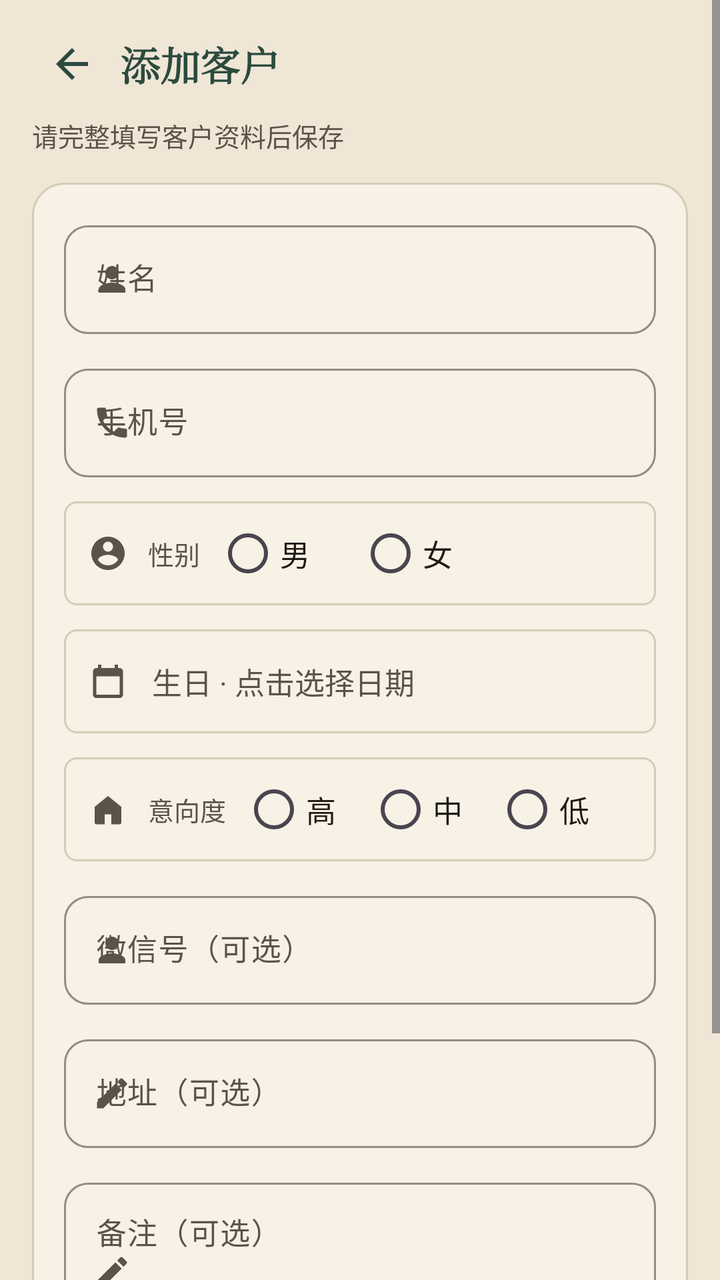
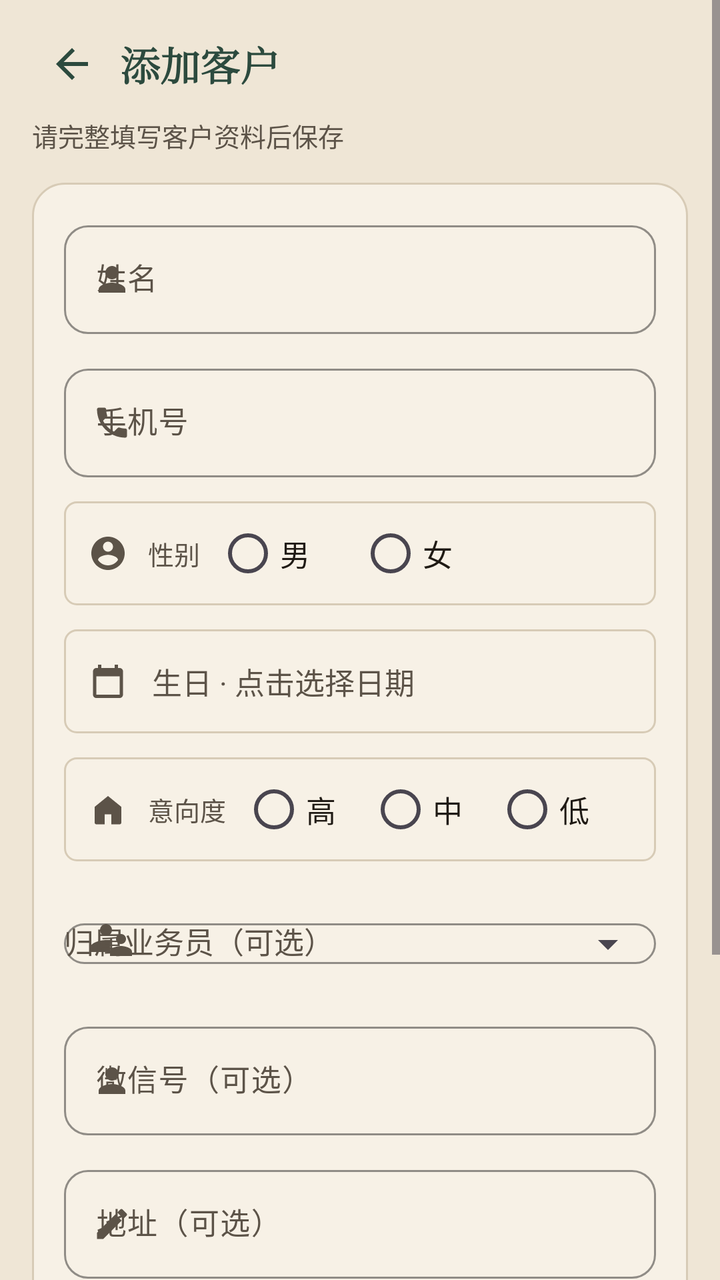

Two renders of the same Android screen: before a commit and after it. Below are the layout's source before the change and the commit's diff.
<!-- AndroidManifest.xml: application theme Theme.HairClinic -->
<!-- res/layout/fragment_customer_edit.xml -->
<?xml version="1.0" encoding="utf-8"?>
<ScrollView xmlns:android="http://schemas.android.com/apk/res/android"
    xmlns:app="http://schemas.android.com/apk/res-auto"
    android:layout_width="match_parent"
    android:layout_height="match_parent"
    android:background="@color/paper"
    android:fillViewport="true">

    <LinearLayout
        android:layout_width="match_parent"
        android:layout_height="wrap_content"
        android:orientation="vertical"
        android:paddingHorizontal="16dp"
        android:paddingTop="8dp"
        android:paddingBottom="24dp">

        <LinearLayout
            android:layout_width="match_parent"
            android:layout_height="48dp"
            android:gravity="center_vertical"
            android:orientation="horizontal">
            <ImageButton
                android:id="@+id/backBtn"
                android:layout_width="40dp"
                android:layout_height="40dp"
                android:background="?attr/selectableItemBackgroundBorderless"
                android:contentDescription="返回"
                android:padding="8dp"
                android:scaleType="centerInside"
                android:src="@drawable/ic_nav_back"
                app:tint="@color/pine" />
            <TextView
                android:id="@+id/pageTitle"
                android:layout_width="0dp"
                android:layout_height="wrap_content"
                android:layout_marginStart="4dp"
                android:layout_weight="1"
                android:fontFamily="serif"
                android:text="添加客户"
                android:textColor="@color/pine"
                android:textSize="20sp"
                android:textStyle="bold" />
        </LinearLayout>

        <TextView
            android:layout_width="match_parent"
            android:layout_height="wrap_content"
            android:layout_marginTop="2dp"
            android:layout_marginBottom="14dp"
            android:text="请完整填写客户资料后保存"
            android:textColor="@color/ink_soft"
            android:textSize="13sp" />

        <LinearLayout
            android:layout_width="match_parent"
            android:layout_height="wrap_content"
            android:background="@drawable/bg_card"
            android:orientation="vertical"
            android:padding="16dp">

            <com.google.android.material.textfield.TextInputLayout
                style="@style/Widget.XinShang.TextInput"
                android:layout_width="match_parent"
                android:layout_height="wrap_content"
                android:hint="姓名"
                app:startIconDrawable="@drawable/ic_form_person">
                <com.google.android.material.textfield.TextInputEditText
                    android:id="@+id/inputName"
                    android:layout_width="match_parent"
                    android:layout_height="wrap_content"
                    android:inputType="textPersonName"
                    android:textColor="@color/ink"
                    android:textSize="15sp" />
            </com.google.android.material.textfield.TextInputLayout>

            <com.google.android.material.textfield.TextInputLayout
                style="@style/Widget.XinShang.TextInput"
                android:layout_width="match_parent"
                android:layout_height="wrap_content"
                android:layout_marginTop="12dp"
                android:hint="手机号"
                app:startIconDrawable="@drawable/ic_form_phone">
                <com.google.android.material.textfield.TextInputEditText
                    android:id="@+id/inputPhone"
                    android:layout_width="match_parent"
                    android:layout_height="wrap_content"
                    android:inputType="phone"
                    android:textColor="@color/ink"
                    android:textSize="15sp" />
            </com.google.android.material.textfield.TextInputLayout>

            <LinearLayout
                android:layout_width="match_parent"
                android:layout_height="52dp"
                android:layout_marginTop="12dp"
                android:background="@drawable/bg_form_panel"
                android:gravity="center_vertical"
                android:orientation="horizontal"
                android:paddingHorizontal="12dp">
                <ImageView
                    android:layout_width="20dp"
                    android:layout_height="20dp"
                    android:contentDescription="@null"
                    android:src="@drawable/ic_form_gender" />
                <TextView
                    android:layout_width="wrap_content"
                    android:layout_height="wrap_content"
                    android:layout_marginStart="10dp"
                    android:text="性别"
                    android:textColor="@color/ink_soft"
                    android:textSize="13sp" />
                <RadioGroup
                    android:id="@+id/inputGender"
                    android:layout_width="match_parent"
                    android:layout_height="wrap_content"
                    android:layout_marginStart="8dp"
                    android:orientation="horizontal">
                    <RadioButton
                        android:id="@+id/genderMale"
                        android:layout_width="wrap_content"
                        android:layout_height="wrap_content"
                        android:buttonTint="@color/pine"
                        android:minWidth="0dp"
                        android:text="男"
                        android:textColor="@color/ink"
                        android:textSize="15sp" />
                    <RadioButton
                        android:id="@+id/genderFemale"
                        android:layout_width="wrap_content"
                        android:layout_height="wrap_content"
                        android:layout_marginStart="24dp"
                        android:buttonTint="@color/pine"
                        android:minWidth="0dp"
                        android:text="女"
                        android:textColor="@color/ink"
                        android:textSize="15sp" />
                </RadioGroup>
            </LinearLayout>

            <LinearLayout
                android:layout_width="match_parent"
                android:layout_height="52dp"
                android:layout_marginTop="12dp"
                android:background="@drawable/bg_form_panel"
                android:gravity="center_vertical"
                android:orientation="horizontal"
                android:paddingHorizontal="12dp">
                <ImageView
                    android:layout_width="20dp"
                    android:layout_height="20dp"
                    android:contentDescription="@null"
                    android:src="@drawable/ic_form_date" />
                <TextView
                    android:id="@+id/inputBirthday"
                    android:layout_width="0dp"
                    android:layout_height="match_parent"
                    android:layout_marginStart="12dp"
                    android:layout_weight="1"
                    android:gravity="center_vertical"
                    android:hint="生日 · 点击选择日期"
                    android:textColor="@color/ink"
                    android:textColorHint="@color/ink_soft"
                    android:textSize="15sp" />
            </LinearLayout>

            <LinearLayout
                android:layout_width="match_parent"
                android:layout_height="52dp"
                android:layout_marginTop="12dp"
                android:background="@drawable/bg_form_panel"
                android:gravity="center_vertical"
                android:orientation="horizontal"
                android:paddingHorizontal="12dp">
                <ImageView
                    android:layout_width="20dp"
                    android:layout_height="20dp"
                    android:contentDescription="@null"
                    android:src="@drawable/ic_form_graft" />
                <TextView
                    android:layout_width="wrap_content"
                    android:layout_height="wrap_content"
                    android:layout_marginStart="10dp"
                    android:text="意向度"
                    android:textColor="@color/ink_soft"
                    android:textSize="13sp" />
                <RadioGroup
                    android:id="@+id/inputIntention"
                    android:layout_width="match_parent"
                    android:layout_height="wrap_content"
                    android:layout_marginStart="8dp"
                    android:orientation="horizontal">
                    <RadioButton
                        android:id="@+id/intentionHigh"
                        android:layout_width="wrap_content"
                        android:layout_height="wrap_content"
                        android:buttonTint="@color/pine"
                        android:minWidth="0dp"
                        android:text="高"
                        android:textColor="@color/ink"
                        android:textSize="15sp" />
                    <RadioButton
                        android:id="@+id/intentionMid"
                        android:layout_width="wrap_content"
                        android:layout_height="wrap_content"
                        android:layout_marginStart="16dp"
                        android:buttonTint="@color/pine"
                        android:minWidth="0dp"
                        android:text="中"
                        android:textColor="@color/ink"
                        android:textSize="15sp" />
                    <RadioButton
                        android:id="@+id/intentionLow"
                        android:layout_width="wrap_content"
                        android:layout_height="wrap_content"
                        android:layout_marginStart="16dp"
                        android:buttonTint="@color/pine"
                        android:minWidth="0dp"
                        android:text="低"
                        android:textColor="@color/ink"
                        android:textSize="15sp" />
                </RadioGroup>
            </LinearLayout>

            <com.google.android.material.textfield.TextInputLayout
                style="@style/Widget.XinShang.TextInput"
                android:layout_width="match_parent"
                android:layout_height="wrap_content"
                android:layout_marginTop="12dp"
                android:hint="微信号（可选）"
                app:startIconDrawable="@drawable/ic_form_person">
                <com.google.android.material.textfield.TextInputEditText
                    android:id="@+id/inputWechat"
                    android:layout_width="match_parent"
                    android:layout_height="wrap_content"
                    android:inputType="text"
                    android:textColor="@color/ink"
                    android:textSize="15sp" />
            </com.google.android.material.textfield.TextInputLayout>

            <com.google.android.material.textfield.TextInputLayout
                style="@style/Widget.XinShang.TextInput"
                android:layout_width="match_parent"
                android:layout_height="wrap_content"
                android:layout_marginTop="12dp"
                android:hint="地址（可选）"
                app:startIconDrawable="@drawable/ic_form_note">
                <com.google.android.material.textfield.TextInputEditText
                    android:id="@+id/inputAddress"
                    android:layout_width="match_parent"
                    android:layout_height="wrap_content"
                    android:inputType="textPostalAddress"
                    android:textColor="@color/ink"
                    android:textSize="15sp" />
            </com.google.android.material.textfield.TextInputLayout>

            <com.google.android.material.textfield.TextInputLayout
                style="@style/Widget.XinShang.TextInput"
                android:layout_width="match_parent"
                android:layout_height="wrap_content"
                android:layout_marginTop="12dp"
                android:hint="备注（可选）"
                app:startIconDrawable="@drawable/ic_form_note">
                <com.google.android.material.textfield.TextInputEditText
                    android:id="@+id/inputNotes"
                    android:layout_width="match_parent"
                    android:layout_height="wrap_content"
                    android:gravity="top"
                    android:inputType="textMultiLine"
                    android:minLines="3"
                    android:textColor="@color/ink"
                    android:textSize="15sp" />
            </com.google.android.material.textfield.TextInputLayout>
        </LinearLayout>

        <LinearLayout
            android:layout_width="match_parent"
            android:layout_height="wrap_content"
            android:layout_marginTop="20dp"
            android:orientation="horizontal">
            <com.google.android.material.button.MaterialButton
                android:id="@+id/cancelBtn"
                style="@style/Widget.XinShang.Button.Ghost"
                android:layout_width="0dp"
                android:layout_height="52dp"
                android:layout_marginEnd="8dp"
                android:layout_weight="1"
                android:text="取消" />
            <com.google.android.material.button.MaterialButton
                android:id="@+id/saveBtn"
                android:layout_width="0dp"
                android:layout_height="52dp"
                android:layout_marginStart="8dp"
                android:layout_weight="1"
                android:text="保存"
                android:textSize="16sp"
                app:backgroundTint="@color/pine"
                app:cornerRadius="12dp" />
        </LinearLayout>

        <LinearLayout
            android:id="@+id/visitSection"
            android:layout_width="match_parent"
            android:layout_height="wrap_content"
            android:layout_marginTop="20dp"
            android:background="@drawable/bg_card"
            android:orientation="vertical"
            android:padding="16dp"
            android:visibility="gone">

            <LinearLayout
                android:layout_width="match_parent"
                android:layout_height="wrap_content"
                android:gravity="center_vertical"
                android:orientation="horizontal">
                <TextView
                    android:layout_width="0dp"
                    android:layout_height="wrap_content"
                    android:layout_weight="1"
                    android:text="回访记录"
                    android:textColor="@color/pine"
                    android:textSize="16sp"
                    android:textStyle="bold" />
                <com.google.android.material.button.MaterialButton
                    android:id="@+id/addVisitBtn"
                    style="@style/Widget.XinShang.Button.Ghost"
                    android:layout_width="wrap_content"
                    android:layout_height="40dp"
                    android:insetTop="0dp"
                    android:insetBottom="0dp"
                    android:minWidth="0dp"
                    android:text="添加回访"
                    app:cornerRadius="10dp" />
            </LinearLayout>

            <TextView
                android:id="@+id/visitEmpty"
                android:layout_width="match_parent"
                android:layout_height="wrap_content"
                android:layout_marginTop="10dp"
                android:text="暂无回访，点击右上角添加"
                android:textColor="@color/ink_soft"
                android:textSize="13sp" />

            <LinearLayout
                android:id="@+id/visitBox"
                android:layout_width="match_parent"
                android:layout_height="wrap_content"
                android:layout_marginTop="10dp"
                android:orientation="vertical" />
        </LinearLayout>

        <LinearLayout
            android:id="@+id/orderSection"
            android:layout_width="match_parent"
            android:layout_height="wrap_content"
            android:layout_marginTop="16dp"
            android:background="@drawable/bg_card"
            android:orientation="vertical"
            android:padding="16dp"
            android:visibility="gone">

            <LinearLayout
                android:layout_width="match_parent"
                android:layout_height="wrap_content"
                android:gravity="center_vertical"
                android:orientation="horizontal">

                <TextView
                    android:layout_width="0dp"
                    android:layout_height="wrap_content"
                    android:layout_weight="1"
                    android:text="订单记录"
                    android:textColor="@color/pine"
                    android:textSize="16sp"
                    android:textStyle="bold" />

                <TextView
                    android:id="@+id/billBtn"
                    android:layout_width="wrap_content"
                    android:layout_height="wrap_content"
                    android:paddingHorizontal="8dp"
                    android:paddingVertical="4dp"
                    android:text="开单"
                    android:textColor="@color/pine"
                    android:textSize="14sp"
                    android:textStyle="bold" />
            </LinearLayout>

            <TextView
                android:id="@+id/orderEmpty"
                android:layout_width="match_parent"
                android:layout_height="wrap_content"
                android:layout_marginTop="10dp"
                android:text="暂无订单"
                android:textColor="@color/ink_soft"
                android:textSize="13sp" />

            <LinearLayout
                android:id="@+id/orderBox"
                android:layout_width="match_parent"
                android:layout_height="wrap_content"
                android:layout_marginTop="10dp"
                android:orientation="vertical" />
        </LinearLayout>
    </LinearLayout>
</ScrollView>
<!-- resources referenced by this layout -->
<resources>
  <color name="ink">#1F1A14</color>
  <color name="ink_soft">#5C5348</color>
  <color name="paper">#EFE6D6</color>
  <color name="pine">#2C4A3E</color>
  <!-- drawable bg_card (drawable) -->
  <?xml version="1.0" encoding="utf-8"?>
  <shape xmlns:android="http://schemas.android.com/apk/res/android">
      <solid android:color="@color/paper2" />
      <stroke android:width="1dp" android:color="@color/line" />
      <corners android:radius="16dp" />
  </shape>
  <!-- drawable bg_form_panel (drawable) -->
  <?xml version="1.0" encoding="utf-8"?>
  <shape xmlns:android="http://schemas.android.com/apk/res/android">
      <solid android:color="@color/paper2" />
      <stroke android:width="1dp" android:color="@color/line" />
      <corners android:radius="6dp" />
  </shape>
  <!-- drawable ic_form_date (drawable) -->
  <?xml version="1.0" encoding="utf-8"?>
  <vector xmlns:android="http://schemas.android.com/apk/res/android"
      android:width="20dp"
      android:height="20dp"
      android:viewportWidth="24"
      android:viewportHeight="24">
      <path
          android:fillColor="#5C5348"
          android:pathData="M19,4h-1V2h-2v2H8V2H6v2H5C3.89,4 3.01,4.9 3.01,6L3,20c0,1.1 0.89,2 2,2h14c1.1,0 2,-0.9 2,-2V6c0,-1.1 -0.9,-2 -2,-2zM19,20H5V9h14v11z" />
  </vector>
  <!-- drawable ic_form_graft (drawable) -->
  <?xml version="1.0" encoding="utf-8"?>
  <vector xmlns:android="http://schemas.android.com/apk/res/android"
      android:width="20dp"
      android:height="20dp"
      android:viewportWidth="24"
      android:viewportHeight="24">
      <path
          android:fillColor="#5C5348"
          android:pathData="M4,10.5L12,4l8,6.5V20c0,0.55 -0.45,1 -1,1h-5v-6H10v6H5c-0.55,0 -1,-0.45 -1,-1v-9.5z" />
  </vector>
  <!-- drawable ic_form_person (drawable) -->
  <?xml version="1.0" encoding="utf-8"?>
  <vector xmlns:android="http://schemas.android.com/apk/res/android"
      android:width="20dp"
      android:height="20dp"
      android:viewportWidth="24"
      android:viewportHeight="24">
      <path
          android:fillColor="#5C5348"
          android:pathData="M12,12c2.21,0 4,-1.79 4,-4s-1.79,-4 -4,-4 -4,1.79 -4,4 1.79,4 4,4zM12,14c-2.67,0 -8,1.34 -8,4v2h16v-2c0,-2.66 -5.33,-4 -8,-4z" />
  </vector>
  <!-- drawable ic_nav_back (drawable) -->
  <?xml version="1.0" encoding="utf-8"?>
  <vector xmlns:android="http://schemas.android.com/apk/res/android"
      android:width="24dp"
      android:height="24dp"
      android:viewportWidth="24"
      android:viewportHeight="24">
      <path
          android:fillColor="#1F1A14"
          android:pathData="M20,11H7.83l5.59,-5.59L12,4l-8,8 8,8 1.41,-1.41L7.83,13H20v-2z" />
  </vector>
  <style name="Widget.XinShang.Button.Ghost" parent="Widget.Material3.Button.OutlinedButton">
          <item name="strokeColor">@color/line</item>
          <item name="strokeWidth">1dp</item>
          <item name="android:textColor">@color/pine</item>
          <item name="cornerRadius">12dp</item>
          <item name="android:textAllCaps">false</item>
          <item name="android:letterSpacing">0</item>
      </style>
  <color name="paper2">#F7F1E6</color>
  <color name="line">#D7CBB6</color>
  <color name="pine2">#3D6656</color>
  <color name="cinnabar">#B4452A</color>
  <style name="Widget.XinShang.Button" parent="Widget.Material3.Button">
          <item name="backgroundTint">@color/pine</item>
          <item name="android:textColor">@color/paper2</item>
          <item name="cornerRadius">12dp</item>
          <item name="android:paddingTop">12dp</item>
          <item name="android:paddingBottom">12dp</item>
          <item name="android:textAllCaps">false</item>
          <item name="android:letterSpacing">0</item>
      </style>
  <style name="ThemeOverlay.XinShang.Dialog" parent="ThemeOverlay.Material3.MaterialAlertDialog">
          <item name="colorPrimary">@color/pine</item>
          <item name="colorSurface">@color/paper2</item>
          <item name="colorOnSurface">@color/ink</item>
      </style>
</resources>

<!-- the commit's change to res/layout/fragment_customer_edit.xml (unified diff, before → after) -->
@@ -226,6 +226,23 @@
                 android:layout_width="match_parent"
                 android:layout_height="wrap_content"
                 android:layout_marginTop="12dp"
+                android:hint="归属业务员（可选）"
+                app:endIconMode="dropdown_menu"
+                app:startIconDrawable="@drawable/ic_nav_staff">
+                <com.google.android.material.textfield.MaterialAutoCompleteTextView
+                    android:id="@+id/inputAssignee"
+                    android:layout_width="match_parent"
+                    android:layout_height="wrap_content"
+                    android:inputType="none"
+                    android:textColor="@color/ink"
+                    android:textSize="15sp" />
+            </com.google.android.material.textfield.TextInputLayout>
+
+            <com.google.android.material.textfield.TextInputLayout
+                style="@style/Widget.XinShang.TextInput"
+                android:layout_width="match_parent"
+                android:layout_height="wrap_content"
+                android:layout_marginTop="12dp"
                 android:hint="微信号（可选）"
                 app:startIconDrawable="@drawable/ic_form_person">
                 <com.google.android.material.textfield.TextInputEditText
@@ -270,6 +287,108 @@
                     android:textColor="@color/ink"
                     android:textSize="15sp" />
             </com.google.android.material.textfield.TextInputLayout>
+        </LinearLayout>
+
+        <LinearLayout
+            android:id="@+id/photoSection"
+            android:layout_width="match_parent"
+            android:layout_height="wrap_content"
+            android:layout_marginTop="20dp"
+            android:background="@drawable/bg_card"
+            android:orientation="vertical"
+            android:padding="16dp"
+            android:visibility="gone">
+
+            <LinearLayout
+                android:layout_width="match_parent"
+                android:layout_height="wrap_content"
+                android:gravity="center_vertical"
+                android:orientation="horizontal">
+
+                <TextView
+                    android:layout_width="0dp"
+                    android:layout_height="wrap_content"
+                    android:layout_weight="1"
+                    android:text="手术前照片"
+                    android:textColor="@color/pine"
+                    android:textSize="16sp"
+                    android:textStyle="bold" />
+
+                <com.google.android.material.button.MaterialButton
+                    android:id="@+id/addBeforePhotoBtn"
+                    style="@style/Widget.XinShang.Button.Ghost"
+                    android:layout_width="wrap_content"
+                    android:layout_height="40dp"
+                    android:insetTop="0dp"
+                    android:insetBottom="0dp"
+                    android:minWidth="0dp"
+                    android:text="添加"
+                    app:cornerRadius="10dp" />
+            </LinearLayout>
+
+            <TextView
+                android:id="@+id/beforePhotoEmpty"
+                android:layout_width="match_parent"
+                android:layout_height="wrap_content"
+                android:layout_marginTop="8dp"
+                android:text="暂无手术前照片"
+                android:textColor="@color/ink_soft"
+                android:textSize="13sp" />
+
+            <androidx.recyclerview.widget.RecyclerView
+                android:id="@+id/beforePhotoList"
+                android:layout_width="match_parent"
+                android:layout_height="wrap_content"
+                android:layout_marginTop="8dp"
+                android:clipToPadding="false"
+                android:overScrollMode="never"
+                android:paddingBottom="4dp" />
+
+            <LinearLayout
+                android:layout_width="match_parent"
+                android:layout_height="wrap_content"
+                android:layout_marginTop="16dp"
+                android:gravity="center_vertical"
+                android:orientation="horizontal">
+
+                <TextView
+                    android:layout_width="0dp"
+                    android:layout_height="wrap_content"
+                    android:layout_weight="1"
+                    android:text="手术后照片"
+                    android:textColor="@color/pine"
+                    android:textSize="16sp"
+                    android:textStyle="bold" />
+
+                <com.google.android.material.button.MaterialButton
+                    android:id="@+id/addAfterPhotoBtn"
+                    style="@style/Widget.XinShang.Button.Ghost"
+                    android:layout_width="wrap_content"
+                    android:layout_height="40dp"
+                    android:insetTop="0dp"
+                    android:insetBottom="0dp"
+                    android:minWidth="0dp"
+                    android:text="添加"
+                    app:cornerRadius="10dp" />
+            </LinearLayout>
+
+            <TextView
+                android:id="@+id/afterPhotoEmpty"
+                android:layout_width="match_parent"
+                android:layout_height="wrap_content"
+                android:layout_marginTop="8dp"
+                android:text="暂无手术后照片"
+                android:textColor="@color/ink_soft"
+                android:textSize="13sp" />
+
+            <androidx.recyclerview.widget.RecyclerView
+                android:id="@+id/afterPhotoList"
+                android:layout_width="match_parent"
+                android:layout_height="wrap_content"
+                android:layout_marginTop="8dp"
+                android:clipToPadding="false"
+                android:overScrollMode="never"
+                android:paddingBottom="4dp" />
         </LinearLayout>
 
         <LinearLayout
